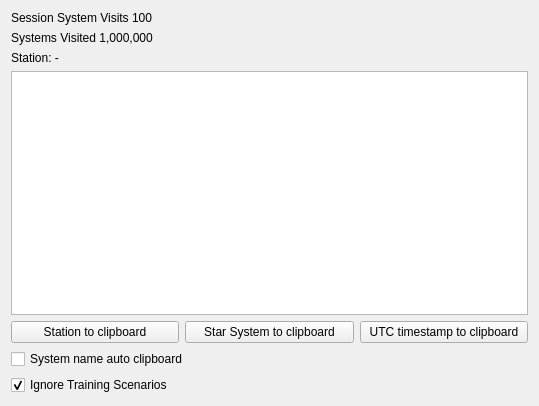
SnakeManPMC/elite-EliteLog, file widget.ui: the form before one commit.
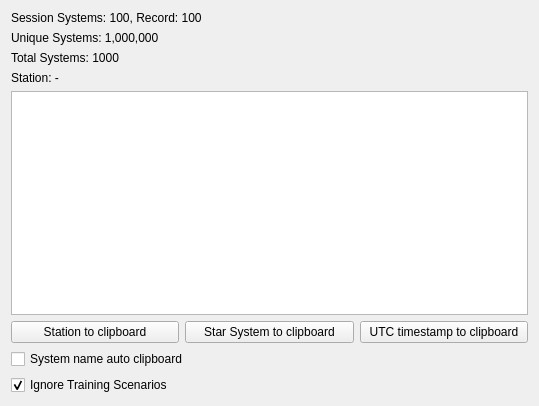
The form after the commit.

What changed in the file:
```diff
--- a/widget.ui
+++ b/widget.ui
@@ -14,14 +14,21 @@
    <item>
     <widget class="QLabel" name="SessionSystemVisits">
      <property name="text">
-      <string>Session System Visits 100</string>
+      <string>Session Systems: 100, Record: 100</string>
      </property>
     </widget>
    </item>
    <item>
     <widget class="QLabel" name="SystemsVisited">
      <property name="text">
-      <string>Systems Visited 1,000,000</string>
+      <string>Unique Systems: 1,000,000</string>
+     </property>
+    </widget>
+   </item>
+   <item>
+    <widget class="QLabel" name="totalSystemsVisited">
+     <property name="text">
+      <string>Total Systems: 1000</string>
      </property>
     </widget>
    </item>
```
